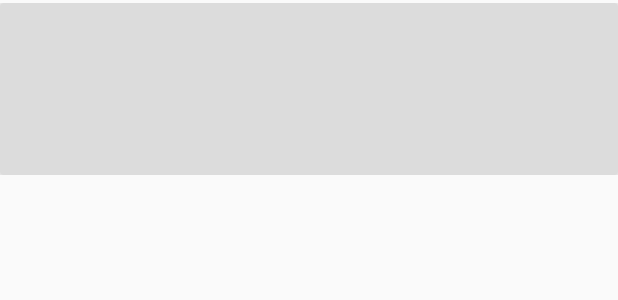
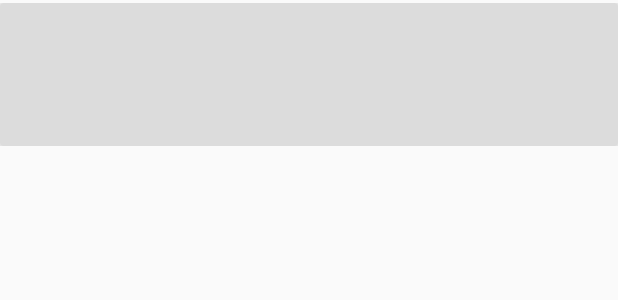
Before and after one commit to senamit2708/NewsPaperApps, an Android app: the layout activity_news_items.xml on its own in the app's theme, with its tools: preview values and no code run, on a phone screen of 412 x 824 dp. Shown: the top 300 px of the screen. Run offline under Robolectric (Android 15) with nearby library versions, the phone set to English and light mode, and no system bars.

Commit message:
submission is done.... I am closing the project from here

```diff
--- a/app/src/main/java/com/example/senamit/newspaperapps/MainActivity.java
+++ b/app/src/main/java/com/example/senamit/newspaperapps/MainActivity.java
@@ -12,6 +12,7 @@ import android.os.Bundle;
 import android.util.Log;
 import android.view.Menu;
 import android.view.MenuInflater;
+import android.view.inputmethod.InputMethodManager;
 import android.widget.SearchView;
 
 public class MainActivity extends AppCompatActivity implements SearchView.OnQueryTextListener {
@@ -48,7 +49,12 @@ public class MainActivity extends AppCompatActivity implements SearchView.OnQuer
         SearchView searchView = (SearchView) itemSearch.getActionView();
         searchView.setSearchableInfo(searchManager.getSearchableInfo(getComponentName()));
         searchView.setSubmitButtonEnabled(true);
+        searchView.setIconifiedByDefault(false);
+        searchView.setFocusable(true);
+        searchView.setIconified(false);
+
         searchView.setOnQueryTextListener(this);
+
         return true;
     }
 
--- a/app/src/main/java/com/example/senamit/newspaperapps/QueryUtils.java
+++ b/app/src/main/java/com/example/senamit/newspaperapps/QueryUtils.java
@@ -15,7 +15,10 @@ import java.net.MalformedURLException;
 import java.net.URL;
 import java.nio.charset.Charset;
 import java.text.DateFormat;
+import java.text.ParseException;
+import java.text.SimpleDateFormat;
 import java.util.ArrayList;
+import java.util.Date;
 
 /**
  * Created by senamit on 7/10/17.
@@ -104,6 +107,8 @@ public class QueryUtils {
             sectionName = jsonItemObject.optString("sectionName");
 
 
+
+
             if (firstName != null & lastName != null) {
                 newsItemsArrayList.add(new NewsItems(newsHeadline, newsUrl, newsPublishDate, sectionName, firstName + " " + lastName));
             } else {
--- a/app/src/main/java/com/example/senamit/newspaperapps/SearchResult.java
+++ b/app/src/main/java/com/example/senamit/newspaperapps/SearchResult.java
@@ -104,6 +104,9 @@ public class SearchResult extends AppCompatActivity implements LoaderManager.Loa
         SearchView searchView = (SearchView) itemSearch.getActionView();
         searchView.setSearchableInfo(searchManager.getSearchableInfo(getComponentName()));
         searchView.setSubmitButtonEnabled(true);
+        searchView.setIconifiedByDefault(false);
+        searchView.setFocusable(true);
+        searchView.setIconified(false);
         searchView.setOnQueryTextListener(this);
         return true;
     }
--- a/app/src/main/res/layout/activity_news_items.xml
+++ b/app/src/main/res/layout/activity_news_items.xml
@@ -36,14 +36,24 @@
                 android:layout_width="match_parent"
                 android:layout_height="wrap_content" />
 
+            <LinearLayout
+                android:layout_width="match_parent"
+                android:layout_height="wrap_content"
+                android:orientation="horizontal"
+                android:weightSum="3">
+
             <TextView
+                android:layout_weight="1"
                 android:id="@+id/sectionName"
                 android:layout_width="match_parent"
                 android:layout_height="wrap_content" />
             <TextView
+                android:layout_weight="1"
                 android:layout_width="match_parent"
                 android:layout_height="wrap_content"
                 android:id="@+id/authorName"/>
+
+            </LinearLayout>
 
         </LinearLayout>
 
--- a/app/src/main/res/layout/toolbar_main.xml
+++ b/app/src/main/res/layout/toolbar_main.xml
@@ -17,4 +17,5 @@
         android:textSize="21sp"
         android:textStyle="italic" />
 
+
 </android.support.v7.widget.Toolbar>
```
